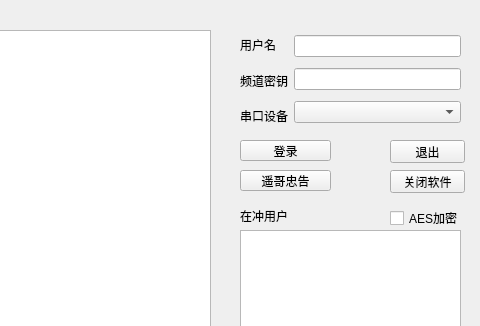
Above: sourcecode/chat.ui from C-Qiyao/chat_on_serial before the change; both pictures show x 320 to 800 and y 0 to 326 of the 800 by 600 pixel window. Below: the same form after it.
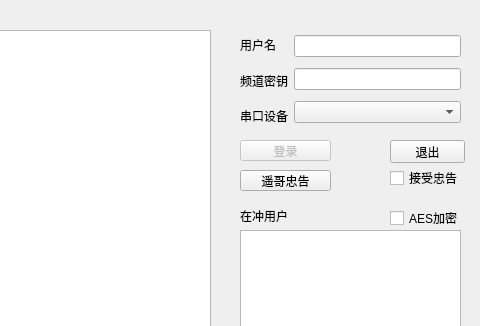
That is the form after the change.

Patch:
```diff
--- a/sourcecode/chat.ui
+++ b/sourcecode/chat.ui
@@ -67,6 +67,9 @@
     </property>
    </widget>
    <widget class="QPushButton" name="pushButton_login">
+    <property name="enabled">
+     <bool>false</bool>
+    </property>
     <property name="geometry">
      <rect>
       <x>560</x>
@@ -204,19 +207,6 @@
      <string>遥哥忠告</string>
     </property>
    </widget>
-   <widget class="QPushButton" name="pushButton_close">
-    <property name="geometry">
-     <rect>
-      <x>710</x>
-      <y>170</y>
-      <width>75</width>
-      <height>23</height>
-     </rect>
-    </property>
-    <property name="text">
-     <string>关闭软件</string>
-    </property>
-   </widget>
    <widget class="QCheckBox" name="jiami">
     <property name="geometry">
      <rect>
@@ -230,6 +220,19 @@
      <string>AES加密</string>
     </property>
    </widget>
+   <widget class="QCheckBox" name="checkBox_zhonggao">
+    <property name="geometry">
+     <rect>
+      <x>710</x>
+      <y>170</y>
+      <width>68</width>
+      <height>16</height>
+     </rect>
+    </property>
+    <property name="text">
+     <string>接受忠告</string>
+    </property>
+   </widget>
   </widget>
   <widget class="QMenuBar" name="menubar">
    <property name="geometry">
```
